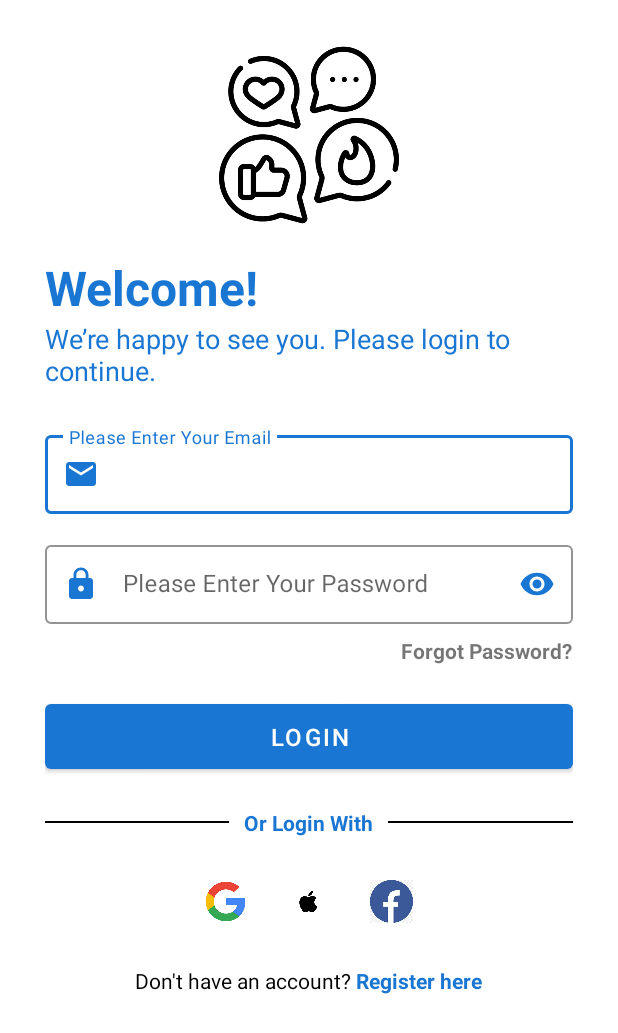
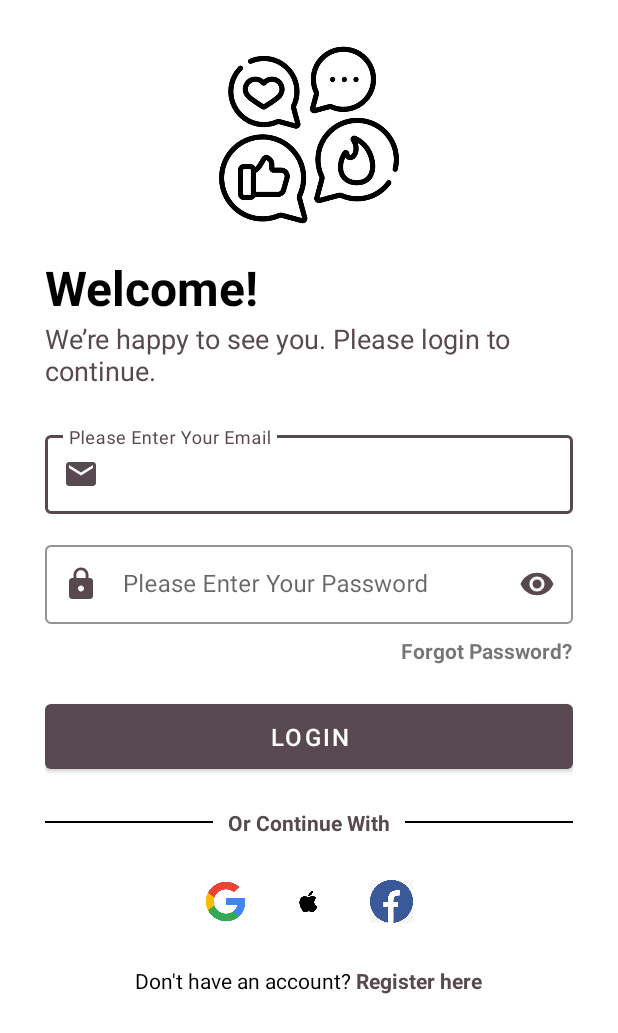
Before and after one commit to JunaidJamshid123/ConnectMe, an Android app: the screen it shows after launch (LoginScreem), on a phone screen of 412 x 824 dp. Shown: the top 1033 px of the screen. Run offline under Robolectric (Android 15) with nearby library versions, the phone set to English and light mode, and no system bars.

Commit message:
Login Screen Developed

```diff
--- a/app/src/main/res/layout/activity_login_screem.xml
+++ b/app/src/main/res/layout/activity_login_screem.xml
@@ -30,7 +30,7 @@
             android:text="Welcome!"
             android:textSize="32sp"
             android:textStyle="bold"
-            android:textColor="#1976D2" />
+            android:textColor="@color/black" />
 
         <TextView
             android:id="@+id/textView2"
@@ -40,15 +40,15 @@
 continue."
             android:textSize="18sp"
             android:textStyle="normal"
-            android:textColor="#1976D2" />
+            android:textColor="#58484F" />
         <com.google.android.material.textfield.TextInputLayout
             android:layout_width="match_parent"
             android:layout_height="wrap_content"
             android:layout_marginTop="25dp"
             app:startIconDrawable="@drawable/ic_email"
-            app:startIconTint="#1976D2"
-            app:boxStrokeColor="#1976D2"
-            app:hintTextColor="#1976D2"
+            app:startIconTint="#58484F"
+            app:boxStrokeColor="#58484F"
+            app:hintTextColor="#58484F"
             style="@style/Widget.MaterialComponents.TextInputLayout.OutlinedBox">
 
             <com.google.android.material.textfield.TextInputEditText
@@ -65,11 +65,11 @@ continue."
             android:layout_height="wrap_content"
             android:layout_marginTop="15dp"
             app:startIconDrawable="@drawable/ic_lock"
-            app:startIconTint="#1976D2"
-            app:boxStrokeColor="#1976D2"
-            app:hintTextColor="#1976D2"
+            app:startIconTint="#58484F"
+            app:boxStrokeColor="#58484F"
+            app:hintTextColor="#58484F"
             app:passwordToggleEnabled="true"
-            app:passwordToggleTint="#1976D2"
+            app:passwordToggleTint="#58484F"
             style="@style/Widget.MaterialComponents.TextInputLayout.OutlinedBox">
 
             <com.google.android.material.textfield.TextInputEditText
@@ -95,7 +95,7 @@ continue."
             android:layout_height="55dp"
             android:layout_marginTop="20dp"
             android:text="Login"
-            app:backgroundTint="#1976D2"
+            app:backgroundTint="#58484F"
             android:textColor="@color/white"
             android:textSize="16sp" />
     </LinearLayout>
@@ -118,10 +118,10 @@ continue."
         <TextView
             android:layout_width="wrap_content"
             android:layout_height="wrap_content"
-            android:text="Or Login With"
+            android:text="Or Continue With"
             android:textSize="14sp"
             android:textStyle="bold"
-            android:textColor="#1976D2"
+            android:textColor="#58484F"
             android:layout_marginStart="10dp"
             android:layout_marginEnd="10dp" />
 
@@ -197,7 +197,7 @@ continue."
             android:text="Register here"
             android:textSize="14sp"
             android:textStyle="bold"
-            android:textColor="#1976D2"
+            android:textColor="#58484F"
             android:clickable="true"
             android:focusable="true" />
 
```
